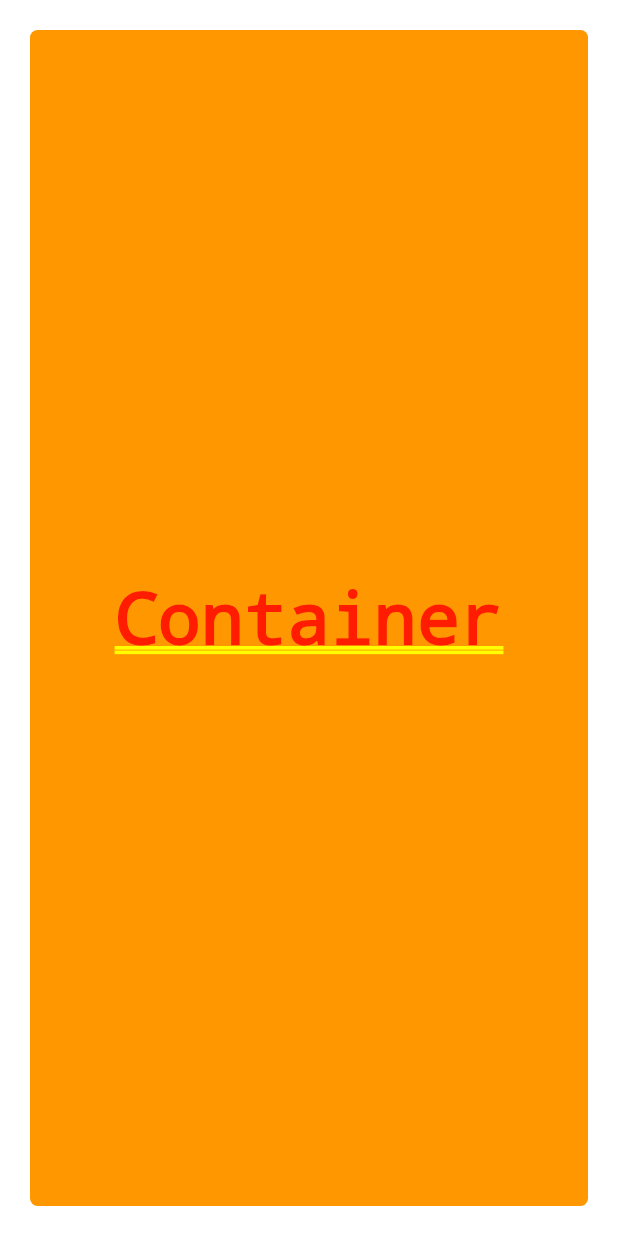
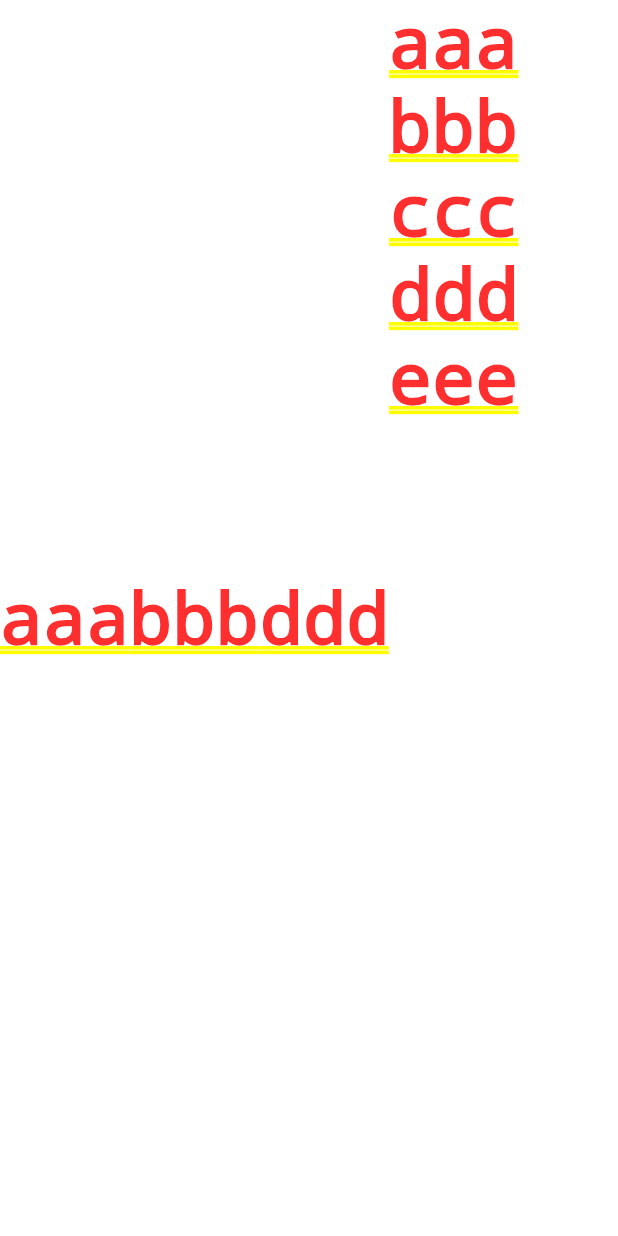
Before and after one commit to GGjin/new_fultter_demo, a Flutter app: the screen it shows after launch, on a phone screen of 412 x 824 dp. Run offline on Flutter 3.47's test engine with Material 2 defaults, Android fonts, the phone set to English and light mode, and no system bars.

Commit message:
添加横向纵向控件

```diff
--- a/lib/main.dart
+++ b/lib/main.dart
@@ -20,7 +20,7 @@ class MyApp extends StatelessWidget {
         // is not restarted.
         primarySwatch: Colors.blue,
       ),
-      home: ContainerWidget(),
+      home: RowWidget(),
     );
   }
 }
@@ -39,6 +39,41 @@ class ContainerWidget extends StatelessWidget{
         color: Colors.orange,
         borderRadius: BorderRadius.circular(5)
       ),
+    );
+  }
+
+}
+
+
+class RowWidget extends StatelessWidget{
+  @override
+  Widget build(BuildContext context) {
+    // TODO: implement build
+    return Row(
+      children: <Widget>[
+        Text("aaa"),
+        Text("bbb"),
+        Text("ddd"),
+        ColumnWidget()
+      ],
+    );
+  }
+
+}
+
+
+class ColumnWidget extends StatelessWidget{
+
+  @override
+  Widget build(BuildContext context) {
+    return Column(
+      children: <Widget>[
+        Text("aaa"),
+        Text("bbb"),
+        Text("ccc"),
+        Text("ddd"),
+        Text("eee"),
+      ],
     );
   }
 
```
